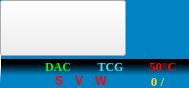
Before: the Qt Designer form ui/icons_bar/icons_bar.ui in 15903016222/Voice, drawn with Qt 5.
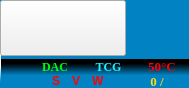
After: the same form once the commit is applied. Icons and pictures are not drawn. Custom widgets are drawn as their Qt base class.

Commit message: 修改: IconsBar响应扫查驱动类型

```diff
--- a/ui/icons_bar/icons_bar.ui
+++ b/ui/icons_bar/icons_bar.ui
@@ -189,6 +189,12 @@
           <height>28</height>
          </size>
         </property>
+        <property name="maximumSize">
+         <size>
+          <width>28</width>
+          <height>28</height>
+         </size>
+        </property>
         <property name="text">
          <string/>
         </property>
```
The commit also changes 2 other files.
